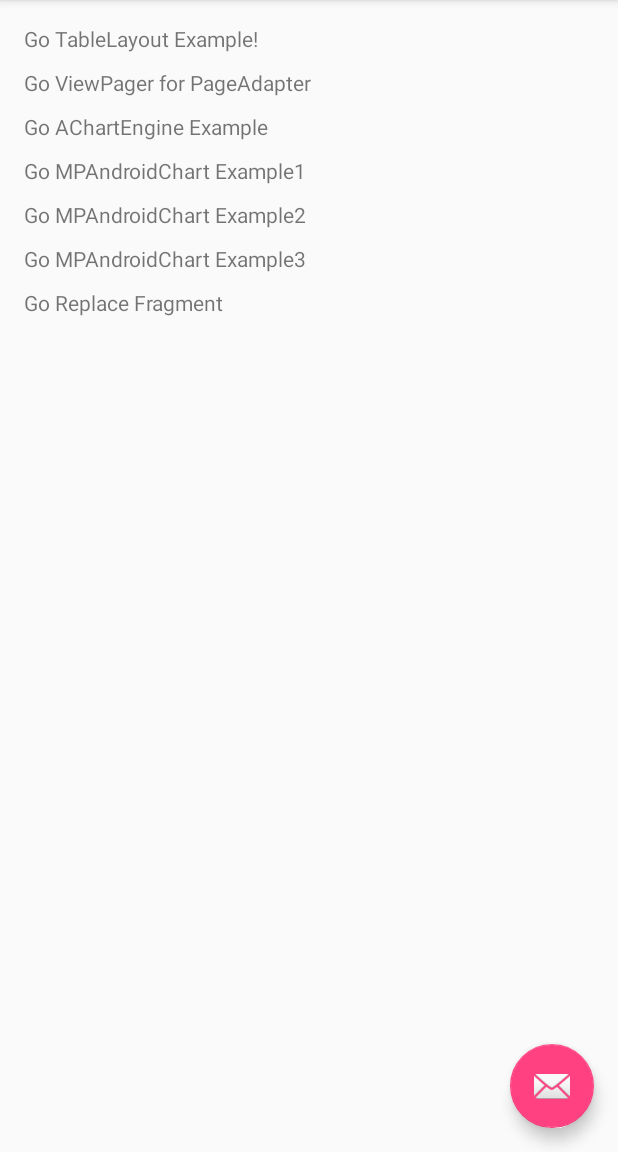
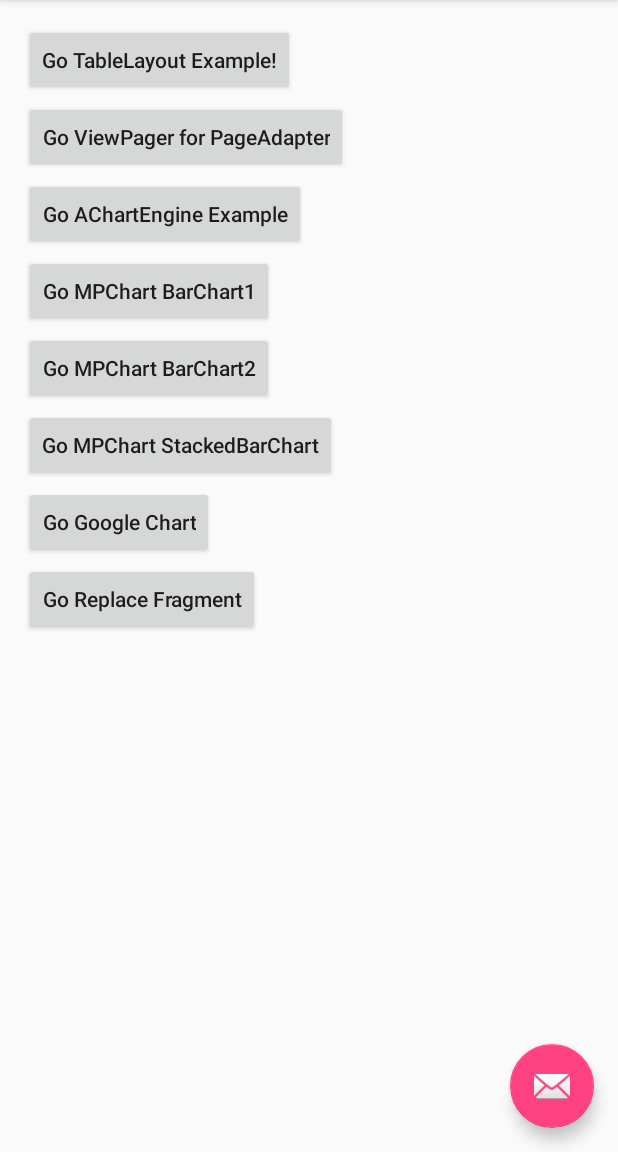
Before and after one commit to skycham81/testrepo, an Android app: the screen it shows after launch (MainActivity), on a phone screen of 412 x 824 dp, the part 84-1236 px from its top. Run offline under Robolectric (Android 15) with nearby library versions, the phone set to English and light mode, and no system bars.

Commit message:
google chart api 적용한 예제 코드 커밋

```diff
--- a/app/src/main/res/layout/fragment_main.xml
+++ b/app/src/main/res/layout/fragment_main.xml
@@ -1,69 +1,84 @@
-<RelativeLayout xmlns:android="http://schemas.android.com/apk/res/android"
+<ScrollView xmlns:android="http://schemas.android.com/apk/res/android"
+    xmlns:app="http://schemas.android.com/apk/res-auto"
     xmlns:tools="http://schemas.android.com/tools"
-    xmlns:app="http://schemas.android.com/apk/res-auto"
     android:layout_width="match_parent"
     android:layout_height="match_parent"
-    tools:context="com.dsy.test.MainFragment"
-    app:layout_behavior="@string/appbar_scrolling_view_behavior">
+    app:layout_behavior="@string/appbar_scrolling_view_behavior"
+    tools:context="com.dsy.test.MainFragment">
 
-    <TextView
+    <RelativeLayout
+        android:layout_width="match_parent"
+        android:layout_height="wrap_content">
+
+        <Button
             android:id="@+id/go_tablelayout"
             android:layout_width="wrap_content"
             android:layout_height="wrap_content"
-        android:text="Go TableLayout Example!" />
+            android:text="Go TableLayout Example!"
+            android:textAllCaps="false" />
 
-    <TextView
+        <Button
             android:id="@+id/go_viewpager_for_pageapater"
             android:layout_width="wrap_content"
             android:layout_height="wrap_content"
             android:layout_below="@+id/go_tablelayout"
-        android:layout_marginTop="10dp"
+            android:layout_marginTop="3dp"
             android:text="Go ViewPager for PageAdapter"
-        />
+            android:textAllCaps="false" />
 
-    <TextView
+        <Button
             android:id="@+id/go_achartengine_example"
             android:layout_width="wrap_content"
             android:layout_height="wrap_content"
             android:layout_below="@+id/go_viewpager_for_pageapater"
-        android:layout_marginTop="10dp"
+            android:layout_marginTop="3dp"
             android:text="Go AChartEngine Example"
-        />
+            android:textAllCaps="false" />
 
-    <TextView
+        <Button
             android:id="@+id/go_mpandroidchart_example1"
             android:layout_width="wrap_content"
             android:layout_height="wrap_content"
             android:layout_below="@+id/go_achartengine_example"
-        android:layout_marginTop="10dp"
-        android:text="Go MPAndroidChart Example1"
-        />
+            android:layout_marginTop="3dp"
+            android:text="Go MPChart BarChart1"
+            android:textAllCaps="false" />
 
-    <TextView
+        <Button
             android:id="@+id/go_mpandroidchart_example2"
             android:layout_width="wrap_content"
             android:layout_height="wrap_content"
             android:layout_below="@+id/go_mpandroidchart_example1"
-        android:layout_marginTop="10dp"
-        android:text="Go MPAndroidChart Example2"
-        />
+            android:layout_marginTop="3dp"
+            android:text="Go MPChart BarChart2"
+            android:textAllCaps="false" />
 
-    <TextView
+        <Button
             android:id="@+id/go_mpandroidchart_example3"
             android:layout_width="wrap_content"
             android:layout_height="wrap_content"
             android:layout_below="@+id/go_mpandroidchart_example2"
-        android:layout_marginTop="10dp"
-        android:text="Go MPAndroidChart Example3"
-        />
+            android:layout_marginTop="3dp"
+            android:text="Go MPChart StackedBarChart"
+            android:textAllCaps="false" />
 
-    <TextView
+        <Button
+            android:id="@+id/go_google_chart"
+            android:layout_width="wrap_content"
+            android:layout_height="wrap_content"
+            android:layout_below="@+id/go_mpandroidchart_example3"
+            android:layout_marginTop="3dp"
+            android:text="Go Google Chart"
+            android:textAllCaps="false" />
+
+        <Button
             android:id="@+id/go_replace_fragment"
             android:layout_width="wrap_content"
             android:layout_height="wrap_content"
-        android:layout_below="@+id/go_mpandroidchart_example3"
-        android:layout_marginTop="10dp"
+            android:layout_below="@+id/go_google_chart"
+            android:layout_marginTop="3dp"
             android:text="Go Replace Fragment"
-        />
+            android:textAllCaps="false" />
 
     </RelativeLayout>
+</ScrollView>
```
Also changed, not shown: app/src/main/AndroidManifest.xml (+9 -0 lines), app/src/main/java/com/dsy/test/GoogleChartExample.java (added, +117 -0 lines), app/src/main/java/com/dsy/test/MPAndroidChartExample3.java (+4 -1 lines), app/src/main/java/com/dsy/test/MainFragment.java (+5 -0 lines), app/src/main/res/layout/activity_google_chart_example.xml (added, +17 -0 lines). Lines whose indentation alone changed are shown as unchanged.
